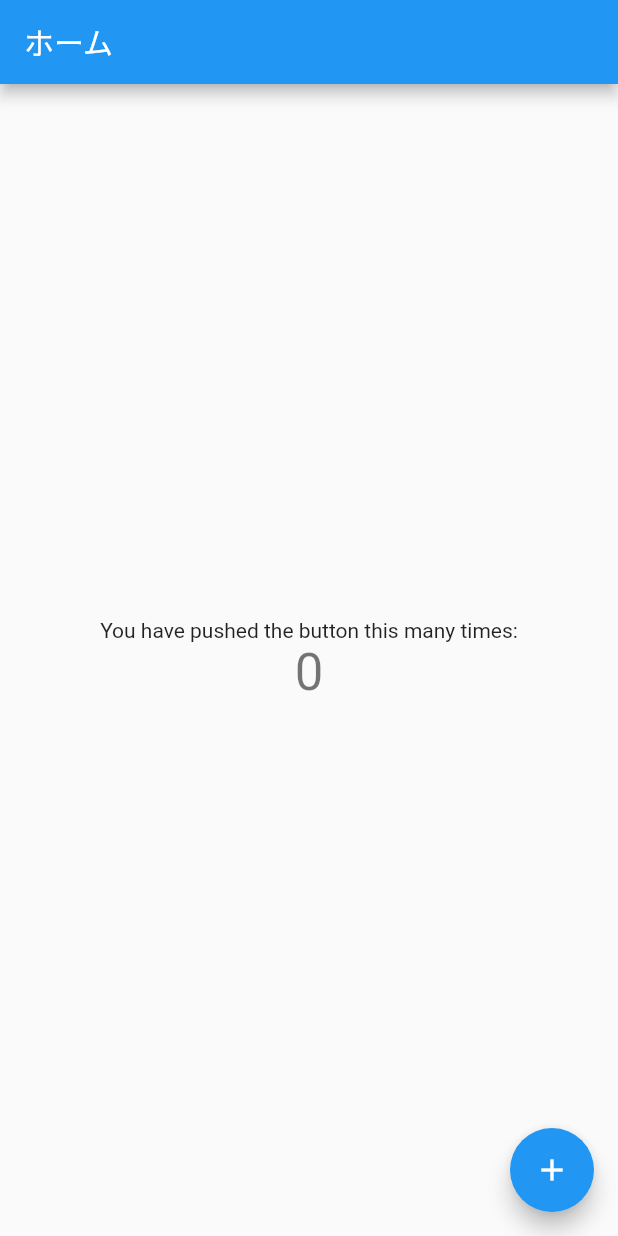
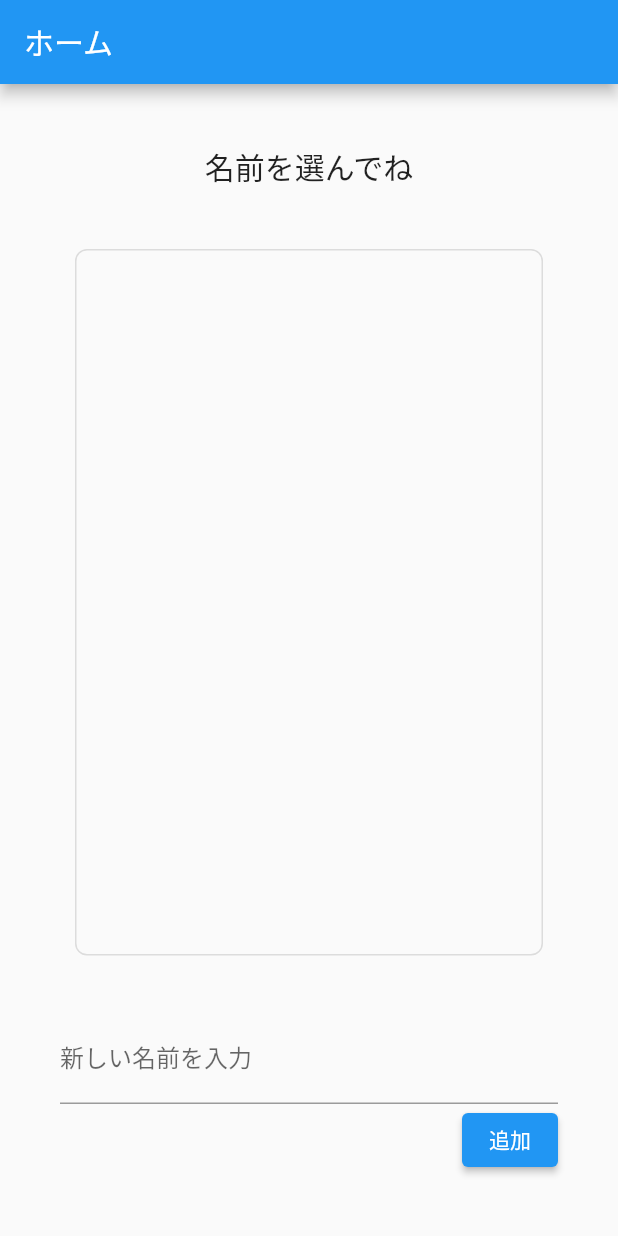
Before and after one commit to nekonenene/supabase_test_flutter, a Flutter app: the screen it shows after launch, on a phone screen of 412 x 824 dp. Run offline on Flutter 3.47's test engine with Material 2 defaults, Android fonts, the phone set to English and light mode, and no system bars; our stand-ins replace flutter_dotenv, logger, supabase_flutter; accounts and stored records are empty.

Commit message:
ユーザーの追加、ユーザー一覧表示の処理を追加（なぜか fetchUsers が3回走る問題）

```diff
--- a/lib/main.dart
+++ b/lib/main.dart
@@ -41,9 +41,9 @@ class MyApp extends StatelessWidget {
         // is not restarted.
         primarySwatch: Colors.blue,
       ),
-      home: const MainPage(title: 'ホーム'),
+      home: const MainPage(),
       routes: <String, WidgetBuilder> {
-        '/main': (BuildContext context) => const MainPage(title: 'ホームaaa'),
+        '/main': (BuildContext context) => const MainPage(),
         '/chat_room': (BuildContext context) => const ChatRoomPage(title: 'チャットルーム'),
       },
     );
--- a/lib/main_page.dart
+++ b/lib/main_page.dart
@@ -1,41 +1,19 @@
 import 'package:flutter/material.dart';
 
 import 'package:logger/logger.dart';
+import 'package:supabase_flutter/supabase_flutter.dart';
 
 final logger = Logger();
+final supabase = Supabase.instance.client;
 
 class MainPage extends StatefulWidget {
-  const MainPage({super.key, required this.title});
-
-  // This widget is the home page of your application. It is stateful, meaning
-  // that it has a State object (defined below) that contains fields that affect
-  // how it looks.
-
-  // This class is the configuration for the state. It holds the values (in this
-  // case the title) provided by the parent (in this case the App widget) and
-  // used by the build method of the State. Fields in a Widget subclass are
-  // always marked "final".
-
-  final String title;
+  const MainPage({super.key});
 
   @override
   State<MainPage> createState() => _MainPageState();
 }
 
 class _MainPageState extends State<MainPage> {
-  int _counter = 0;
-
-  void _incrementCounter() {
-    setState(() {
-      // This call to setState tells the Flutter framework that something has
-      // changed in this State, which causes it to rerun the build method below
-      // so that the display can reflect the updated values. If we changed
-      // _counter without calling setState(), then the build method would not be
-      // called again, and so nothing would appear to happen.
-      _counter++;
-    });
-  }
-
   @override
   Widget build(BuildContext context) {
     // This method is rerun every time setState is called, for instance as done
@@ -48,43 +26,181 @@ class _MainPageState extends State<MainPage> {
       appBar: AppBar(
         // Here we take the value from the MainPage object that was created by
         // the App.build method, and use it to set our appbar title.
-        title: Text(widget.title),
+        title: const Text('ホーム'),
       ),
-      body: Center(
-        // Center is a layout widget. It takes a single child and positions it
-        // in the middle of the parent.
+      body: Container(
+        padding: const EdgeInsets.all(20),
         child: Column(
-          // Column is also a layout widget. It takes a list of children and
-          // arranges them vertically. By default, it sizes itself to fit its
-          // children horizontally, and tries to be as tall as its parent.
-          //
-          // Invoke "debug painting" (press "p" in the console, choose the
-          // "Toggle Debug Paint" action from the Flutter Inspector in Android
-          // Studio, or the "Toggle Debug Paint" command in Visual Studio Code)
-          // to see the wireframe for each widget.
-          //
-          // Column has various properties to control how it sizes itself and
-          // how it positions its children. Here we use mainAxisAlignment to
-          // center the children vertically; the main axis here is the vertical
-          // axis because Columns are vertical (the cross axis would be
-          // horizontal).
-          mainAxisAlignment: MainAxisAlignment.center,
           children: <Widget>[
-            const Text(
-              'You have pushed the button this many times:',
+            Container(
+              padding: const EdgeInsets.all(20),
+              child: Text(
+                '名前を選んでね',
+                style: Theme.of(context).textTheme.titleLarge,
+                textAlign: TextAlign.center,
+              ),
             ),
-            Text(
-              '$_counter',
-              style: Theme.of(context).textTheme.headlineMedium,
+            Expanded(
+              child: Container(
+                padding: const EdgeInsets.symmetric(horizontal: 30, vertical: 20),
+                child: const UsersListComponent(),
+              ),
+            ),
+            Container(
+              padding: const EdgeInsets.all(20),
+              child: const NewUserFormComponent(),
             ),
           ],
         ),
       ),
-      floatingActionButton: FloatingActionButton(
-        onPressed: _incrementCounter,
-        tooltip: 'Increment',
-        child: const Icon(Icons.add),
-      ), // This trailing comma makes auto-formatting nicer for build methods.
     );
   }
 }
+
+class UsersListComponent extends StatefulWidget {
+  const UsersListComponent({super.key});
+
+  @override
+  UsersListComponentState createState() {
+    return UsersListComponentState();
+  }
+}
+
+class UsersListComponentState extends State<UsersListComponent> {
+  late List users;
+
+  @override
+  Widget build(BuildContext context) {
+    return
+      Container(
+        decoration: BoxDecoration(
+          border: Border.all(color: Colors.black12),
+          borderRadius: BorderRadius.circular(8),
+        ),
+        child: RefreshIndicator(
+          onRefresh: () async {
+            final newUsers = await fetchUsers();
+            setState(() {
+              users = newUsers;
+            });
+          },
+          child: FutureBuilder<List>(
+            future: fetchUsers(),
+            builder: (BuildContext context, AsyncSnapshot<List> snapshot) {
+              if (snapshot.connectionState == ConnectionState.waiting) {
+                return const Center(child: Text('Connecting...'));
+              }
+              if (snapshot.hasError) {
+                return Center(child: Text(snapshot.error.toString()));
+              }
+              if (snapshot.hasData) {
+                users = snapshot.data!;
+
+                return Scrollbar(
+                  child: ListView.separated(
+                    shrinkWrap: true,
+                    physics: const AlwaysScrollableScrollPhysics(),
+                    padding: const EdgeInsets.symmetric(horizontal: 0, vertical: 16),
+                    itemCount: users.length,
+                    itemBuilder: (BuildContext context, int index) {
+                      final user = users[index];
+                      final name = user['name'];
+
+                      return SizedBox(
+                        height: 60,
+                        child: Center(
+                          child: Column(
+                            mainAxisSize: MainAxisSize.min,
+                            children: [
+                              Text('$name', style: const TextStyle(fontWeight: FontWeight.bold)),
+                              const Padding(padding: EdgeInsets.only(top: 8)),
+                            ],
+                          ),
+                        ),
+                      );
+                    },
+                    separatorBuilder: (BuildContext context, int index) => const Divider(),
+                  ),
+                );
+              }
+
+              return const Center(child: Text('Failed to fetch data...'));
+            }
+          ),
+        ),
+      );
+  }
+}
+
+class NewUserFormComponent extends StatefulWidget {
+  const NewUserFormComponent({super.key});
+
+  @override
+  NewUserFormComponentState createState() {
+    return NewUserFormComponentState();
+  }
+}
+
+class NewUserFormComponentState extends State<NewUserFormComponent> {
+  final _formKey = GlobalKey<FormState>();
+
+  String name = '';
+
+  @override
+  Widget build(BuildContext context) {
+    return Form(
+      key: _formKey,
+      child: Column(
+        mainAxisAlignment: MainAxisAlignment.center,
+        children: [
+          TextFormField(
+            decoration: const InputDecoration(
+            labelText: '新しい名前を入力',
+            ),
+            onChanged: (value) {
+              name = value;
+            },
+            validator: (value) {
+              if (value == null || value.isEmpty) {
+                return '文字を入力してください';
+              }
+              return null;
+            },
+          ),
+          Align(
+            alignment: Alignment.topRight,
+            child: ElevatedButton(
+              onPressed: () {
+                if (_formKey.currentState!.validate()) {
+                  saveNewUser(name).then((_) {
+                    _formKey.currentState!.reset();
+                    return ScaffoldMessenger.of(context).showSnackBar(
+                      SnackBar(content: Text('Saved $name')),
+                    );
+                  }).onError((error, stackTrace) =>
+                    ScaffoldMessenger.of(context).showSnackBar(
+                      SnackBar(content: Text('Failed $error')),
+                    ),
+                  );
+                }
+              },
+              child: const Text('追加'),
+            ),
+          ),
+        ],
+      ),
+    );
+  }
+}
+
+Future<List> fetchUsers() async {
+  final users = await supabase.from('users').select('name');
+  logger.d(users);
+
+  return users;
+}
+
+Future saveNewUser(String name) async {
+  final user = await supabase.from('users').insert({ 'name': name });
+  logger.d(user);
+}
```
